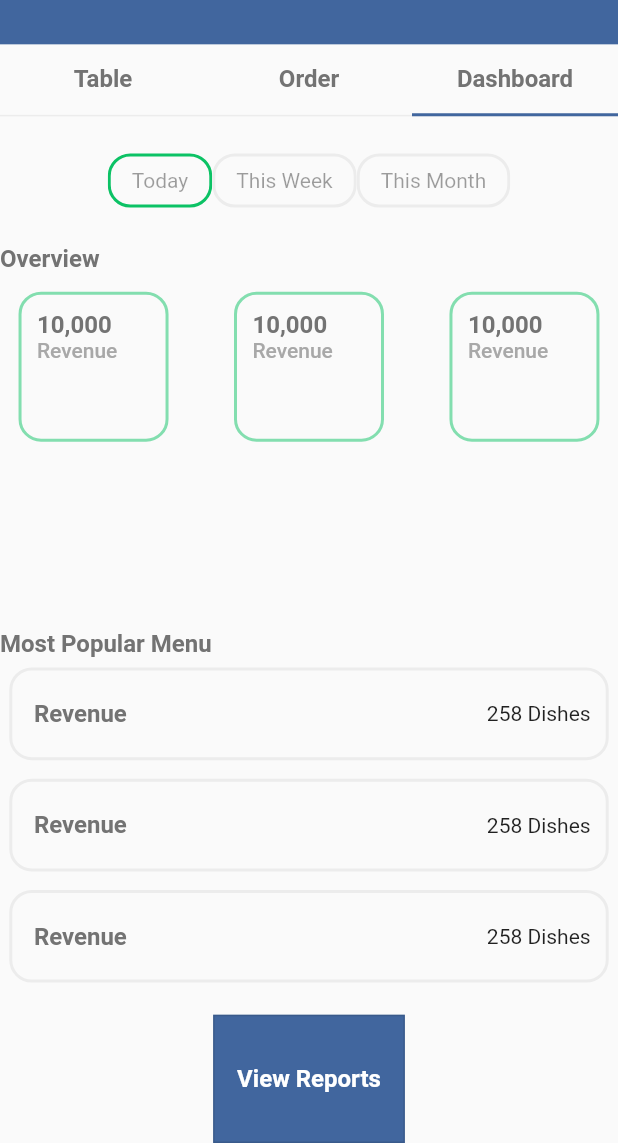
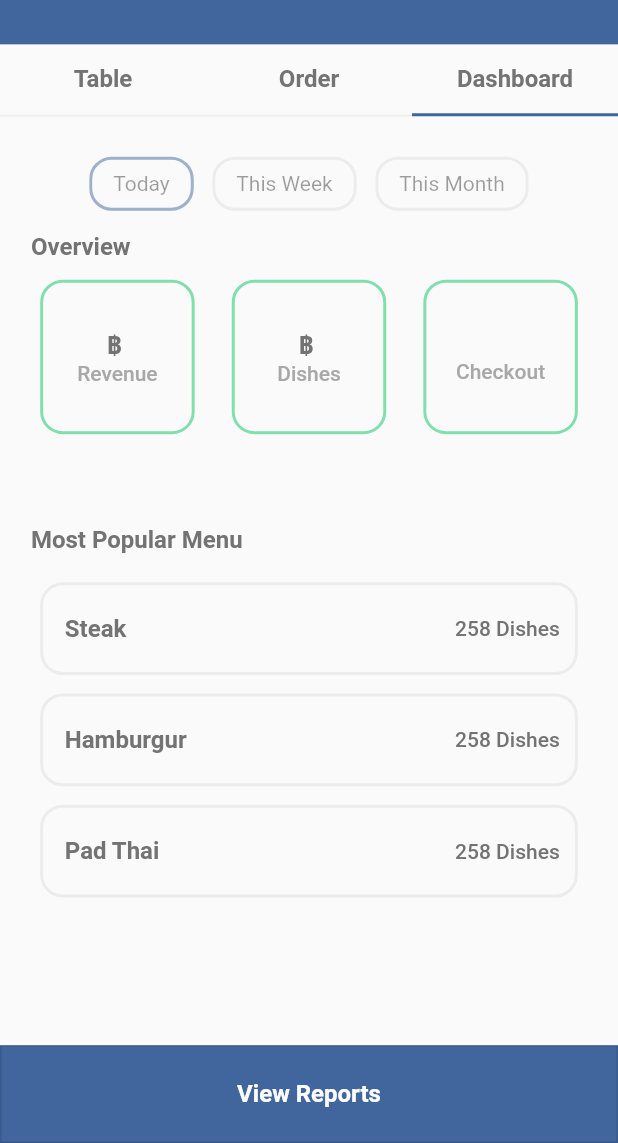
Before and after one commit to nutdanai-kpjr/restaurant-table-management, a Flutter app: the screen it shows after launch, tab 3 chosen, on a phone screen of 412 x 824 dp, the part 93-1236 px from its top. Run offline on Flutter 3.47's test engine with Material 2 defaults, Android fonts, the phone set to English and light mode, and no system bars; accounts and stored records are empty; network calls fail.

Commit message:
Update dashboard style

```diff
--- a/lib/components/buttons/wide_button.dart
+++ b/lib/components/buttons/wide_button.dart
@@ -5,6 +5,7 @@ class WideButton extends StatelessWidget {
   const WideButton({
     Key? key,
     required this.title,
+    this.width,
     this.onPressed,
     this.backgroundColor = kThemeColor,
     this.textStyle,
@@ -15,10 +16,12 @@ class WideButton extends StatelessWidget {
   final Color backgroundColor;
   final TextStyle? textStyle;
   final Color? fontColor;
+  final double? width;
   @override
   Widget build(BuildContext context) {
     return SizedBox(
       height: MediaQuery.of(context).size.height * 0.075,
+      width: width,
       child: OutlinedButton(
           style: OutlinedButton.styleFrom(
               primary: fontColor ?? kThemeFontColor,
--- a/lib/components/overview_item.dart
+++ b/lib/components/overview_item.dart
@@ -15,35 +15,27 @@ class OverviewItem extends StatelessWidget {
   @override
   Widget build(BuildContext context) {
     return Container(
-      margin: EdgeInsets.all(MediaQuery.of(context).size.height * 0.015),
-      width: 100,
-      height: 100,
+      margin: EdgeInsets.symmetric(
+          vertical: MediaQuery.of(context).size.height * 0.015,
+          horizontal: MediaQuery.of(context).size.height * 0.0075),
+      width: MediaQuery.of(context).size.width * 0.25,
+      height: MediaQuery.of(context).size.width * 0.25,
       decoration: BoxDecoration(
         border: Border.all(color: indicatorColor.withOpacity(0.5), width: 2.0),
         borderRadius: BorderRadius.circular(15.0),
       ),
-      child: Column(children: [
-        SizedBox(
-          height: MediaQuery.of(context).size.height * 0.0125,
-        ),
-        Container(
-          margin: EdgeInsets.only(
-              left: MediaQuery.of(context).size.height * 0.0125),
-          width: double.infinity,
-          child: Text(
+      child: Column(
+          crossAxisAlignment: CrossAxisAlignment.center,
+          mainAxisAlignment: MainAxisAlignment.center,
+          children: [
+            Text(
               title,
               style: kHeaderTextStyle,
             ),
-        ),
-        Container(
-          margin: EdgeInsets.only(
-              left: MediaQuery.of(context).size.height * 0.0125),
-          width: double.infinity,
-          child: Text(
+            Text(
               label,
               style: kPrimaryTextStyle.copyWith(
                 color: kSecondaryFontColor,
-            ),
               ),
             )
           ]),
--- a/lib/services/service.dart
+++ b/lib/services/service.dart
@@ -9,8 +9,8 @@ import 'package:restaurant_table_management/domains/orderSummary.dart';
 import '../domains/menu.dart';
 import '../domains/table.dart' as domain;
 
-const String baseUrl = 'http://192.168.86.76:50001/restaurant';
-// const String baseUrl = 'http://10.0.2.2:50001/training-ws/'; // for emulator
+// const String baseUrl = 'http://192.168.86.76:50001/restaurant';
+const String baseUrl = 'http://10.0.2.2:50001/training-ws/'; // for emulator
 // http://localhost:50001/training-ws/
 const String restaurantBaseUrl = '$baseUrl/api/v1/restaurant';
 
--- a/lib/tabs/dashboard_tab.dart
+++ b/lib/tabs/dashboard_tab.dart
@@ -36,8 +36,22 @@ class _DashBoardTabState extends State<DashBoardTab> {
     });
   }
 
+  _buildSectionWrapper({required title, required child}) {
+    return Container(
+      margin: EdgeInsets.symmetric(
+          vertical: MediaQuery.of(context).size.height * 0.015,
+          horizontal: MediaQuery.of(context).size.width * 0.05),
+      child: Column(children: [
+        ListHeader(title: title),
+        child,
+      ]),
+    );
+  }
+
   _buildOverviewModeSelection() {
-    return ToggleButtons(
+    return Container(
+      margin: EdgeInsets.only(top: MediaQuery.of(context).size.height * 0.03),
+      child: ToggleButtons(
         renderBorder: false,
         fillColor: Colors.transparent,
         selectedColor: kPrimaryFontColor,
@@ -57,59 +71,72 @@ class _DashBoardTabState extends State<DashBoardTab> {
         },
         isSelected: overviewMode,
         children: <Widget>[
-        PrimaryButton(
+          Container(
+            margin: EdgeInsets.only(
+                right: MediaQuery.of(context).size.width * 0.03),
+            child: PrimaryButton(
               text: 'Today',
-          color: overviewMode[0] ? kCompletedColor : kBorderColor,
+              color:
+                  overviewMode[0] ? kThemeColor.withOpacity(0.5) : kBorderColor,
             ),
-        PrimaryButton(
+          ),
+          Container(
+            margin: EdgeInsets.only(
+                right: MediaQuery.of(context).size.width * 0.03),
+            child: PrimaryButton(
               text: 'This Week',
-          color: overviewMode[1] ? kCompletedColor : kBorderColor,
+              color:
+                  overviewMode[1] ? kThemeColor.withOpacity(0.5) : kBorderColor,
+            ),
           ),
           PrimaryButton(
             text: 'This Month',
-          color: overviewMode[2] ? kCompletedColor : kBorderColor,
+            color:
+                overviewMode[2] ? kThemeColor.withOpacity(0.5) : kBorderColor,
           ),
         ],
+      ),
     );
   }
 
   _buildOverviewSection() {
-    return Column(
-      children: [
-        ListHeader(title: 'Overview'),
-        Row(
+    return _buildSectionWrapper(
+        title: 'Overview',
+        child: Row(
           mainAxisAlignment: MainAxisAlignment.spaceBetween,
           children: [
-            OverviewItem(title: '10,000', label: 'Revenue'),
-            OverviewItem(title: '10,000', label: 'Revenue'),
-            OverviewItem(title: '10,000', label: 'Revenue'),
+            OverviewItem(title: '฿ ', label: 'Revenue'),
+            OverviewItem(title: '฿ ', label: 'Dishes'),
+            OverviewItem(title: '', label: 'Checkout'),
           ],
-        )
-      ],
-    );
+        ));
   }
 
   _buildPopularMenuSection() {
-    return Column(
+    return _buildSectionWrapper(
+      title: 'Most Popular Menu',
+      child: Column(
         children: [
-        ListHeader(title: 'Most Popular Menu'),
-        Column(
-          children: [
+          SizedBox(height: MediaQuery.of(context).size.height * 0.015),
           SecondaryListItem(
-              title: 'Revenue',
-              rightSideChildren: [Text('258 Dishes')],
+            title: 'Steak',
+            rightSideChildren: [Text('258 Dishes', style: kPrimaryTextStyle)],
           ),
           SecondaryListItem(
-              title: 'Revenue',
-              rightSideChildren: [Text('258 Dishes')],
+            title: 'Hamburgur',
+            rightSideChildren: [Text('258 Dishes', style: kPrimaryTextStyle)],
           ),
           SecondaryListItem(
-              title: 'Revenue',
-              rightSideChildren: [Text('258 Dishes')],
+            title: 'Pad Thai',
+            rightSideChildren: [
+              Text(
+                '258 Dishes',
+                style: kPrimaryTextStyle,
+              )
+            ],
           ),
         ],
       ),
-      ],
     );
   }
 
@@ -117,11 +144,13 @@ class _DashBoardTabState extends State<DashBoardTab> {
   Widget build(BuildContext context) {
     return Column(
       children: [
-        Expanded(flex: 1, child: _buildOverviewModeSelection()),
-        Expanded(flex: 3, child: _buildOverviewSection()),
-        Expanded(flex: 3, child: _buildPopularMenuSection()),
+        Expanded(flex: 2, child: _buildOverviewModeSelection()),
+        Expanded(flex: 6, child: _buildOverviewSection()),
+        Expanded(flex: 11, child: _buildPopularMenuSection()),
         Expanded(
+          flex: 2,
           child: WideButton(
+            width: double.infinity,
             title: 'View Reports',
             onPressed: () async {
               // await getTableList(context: context);
```
Lines whose indentation alone changed are shown as unchanged.
